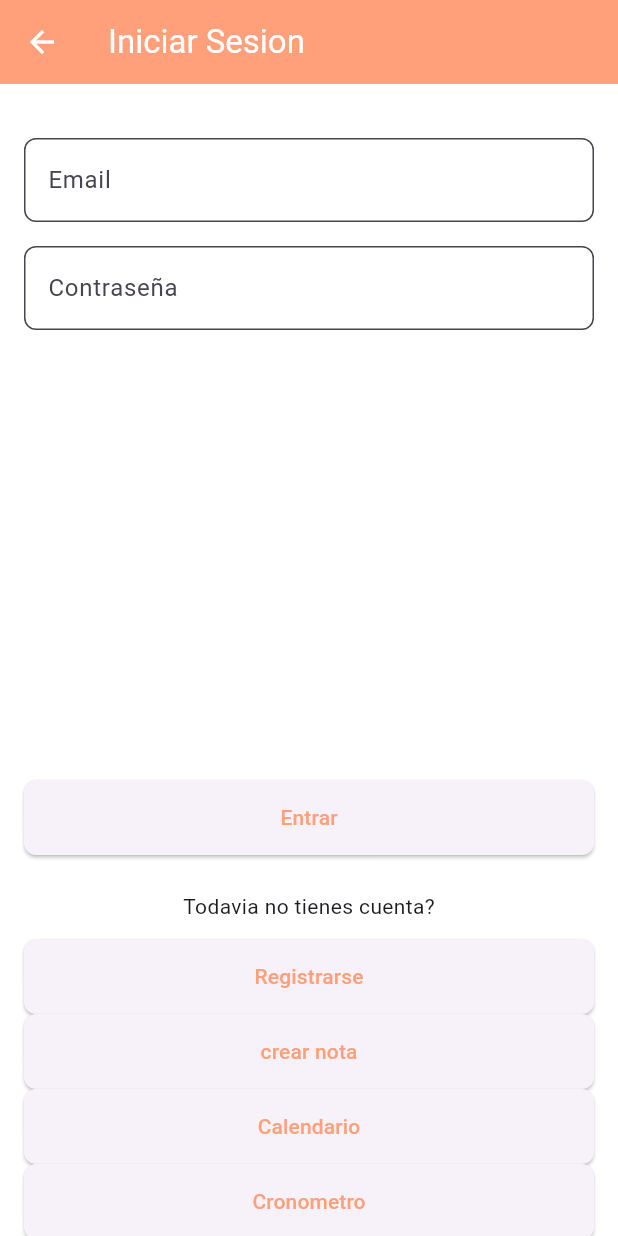
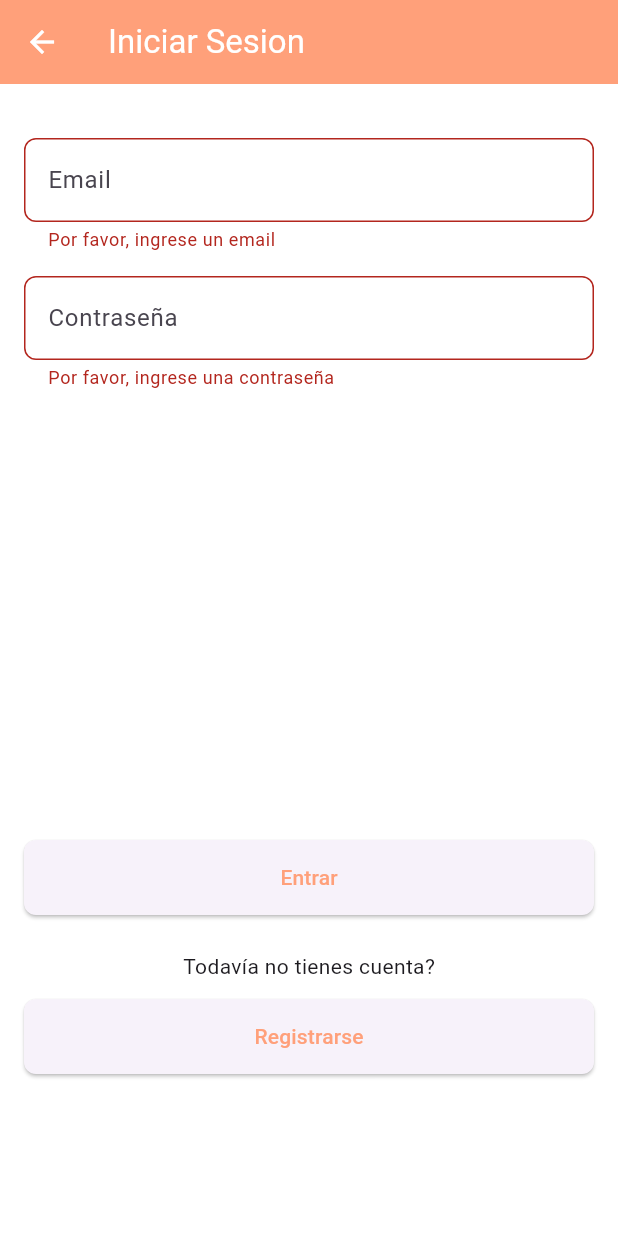
Before and after one commit to EdgarAllan07/fit-plan, a Flutter app: the screen it shows after launch, after a tap on "Entrar", on a phone screen of 412 x 824 dp. Run offline on Flutter 3.47's test engine with Material 3 defaults, Android fonts, the phone set to English and light mode, and no system bars; our stand-ins replace firebase_auth, firebase_core, fluttertoast, google_nav_bar, table_calendar; accounts and stored records are empty.

Commit message:
Agregando login y registro funcional

```diff
--- a/lib/main.dart
+++ b/lib/main.dart
@@ -1,8 +1,11 @@
 import 'package:flutter/material.dart';
+import 'package:firebase_core/firebase_core.dart';
 import 'paginas/Notas/CrearNotaScreen.dart';
 import 'paginas/login.dart';
 
-void main() {
+void main() async {
+  WidgetsFlutterBinding.ensureInitialized();
+  await Firebase.initializeApp();
   runApp(MyApp());
 }
 
@@ -10,12 +13,12 @@ class MyApp extends StatelessWidget {
   @override
   Widget build(BuildContext context) {
     return MaterialApp(
-     debugShowCheckedModeBanner: false,
+      debugShowCheckedModeBanner: false,
       title: 'Flutter Demo',
       theme: ThemeData(
         primarySwatch: Colors.blue,
       ),
-      home:Login(),
+      home: Login(),
     );
   }
 }
--- a/lib/paginas/login.dart
+++ b/lib/paginas/login.dart
@@ -1,10 +1,18 @@
 import 'package:fit_plan_proyecto/paginas/Notas/ListaNotasScreen.dart';
 import 'package:fit_plan_proyecto/paginas/registro.dart';
 import 'package:fit_plan_proyecto/paginas/Cronometro/Cronometro.dart';
+import 'package:fit_plan_proyecto/utils/auth.dart';
 import 'package:flutter/material.dart';
 import 'package:fit_plan_proyecto/paginas/Calendario/Calendario.dart';
+import 'package:fit_plan_proyecto/utils/toast_msj.dart';
+import 'menu.dart';
 
 class Login extends StatelessWidget {
+  final _formKey = GlobalKey<FormState>();
+  final AuthService _auth = AuthService();
+  final TextEditingController _emailController = TextEditingController();
+  final TextEditingController _passwordController = TextEditingController();
+
   @override
   Widget build(BuildContext context) {
     return Scaffold(
@@ -21,10 +29,13 @@ class Login extends StatelessWidget {
         color: Color.fromARGB(255, 255, 255, 255),
         child: Padding(
           padding: EdgeInsets.all(16.0),
+          child: Form(
+            key: _formKey,
             child: Column(
               children: [
                 SizedBox(height: 20),
-              TextField(
+                TextFormField(
+                  controller: _emailController,
                   decoration: InputDecoration(
                     filled: true,
                     fillColor: Colors.white,
@@ -32,12 +43,20 @@ class Login extends StatelessWidget {
                     border: OutlineInputBorder(
                       borderRadius: BorderRadius.circular(8),
                       borderSide: BorderSide(
-                        width: 16.0, color: const Color.fromARGB(255, 0, 0, 0)),
+                        width: 16.0, color: const Color.fromARGB(255, 0, 0, 0),
                       ),
                     ),
                   ),
+                  validator: (value) {
+                    if (value == null || value.isEmpty) {
+                      return 'Por favor, ingrese un email';
+                    }
+                    return null;
+                  },
+                ),
                 SizedBox(height: 16),
-              TextField(
+                TextFormField(
+                  controller: _passwordController,
                   decoration: InputDecoration(
                     filled: true,
                     fillColor: Colors.white,
@@ -45,49 +64,54 @@ class Login extends StatelessWidget {
                     border: OutlineInputBorder(
                       borderRadius: BorderRadius.circular(8),
                       borderSide: BorderSide(
-                        width: 16.0, color: const Color.fromARGB(255, 0, 0, 0)),
+                        width: 16.0, color: const Color.fromARGB(255, 0, 0, 0),
+                      ),
                     ),
                   ),
                   obscureText: true,
+                  validator: (value) {
+                    if (value == null || value.isEmpty) {
+                      return 'Por favor, ingrese una contraseña';
+                    }
+                    return null;
+                  },
                 ),
                 SizedBox(height: 300),
                 ElevatedButton(
-                child:
-                    Text('Entrar', style: TextStyle(color: Color(0xFFFFA07A))),
+                  child: Text('Entrar', style: TextStyle(color: Color(0xFFFFA07A))),
                   style: ElevatedButton.styleFrom(
                     minimumSize: Size(double.infinity, 50),
                     shape: RoundedRectangleBorder(
                       borderRadius: BorderRadius.circular(8),
                     ),
                   ),
-                onPressed: () {
-                  // Handle registration logic
+                  onPressed: () async {
+                    // Manejo de la lógica de inicio de sesión
+                    if (_formKey.currentState?.validate() == true) {
+                      String correo = _emailController.text;
+                      String pass = _passwordController.text;
+
+                      var resultado = await _auth.iniciarSesion(correo, pass);
+                      if (resultado == 1) {
+                        ToastUtils.mostrarMensajeError('El correo y la contraseña son incorrectos');
+                      } else if (resultado == 2) {
+                        ToastUtils.mostrarMensajeError("El correo y la contraseña son incorrectos");
+                      } else if (resultado != null) {
+                        Navigator.push(
+                          context,
+                          MaterialPageRoute(builder: (context) => Menu())
+                        );
+                      }
+                    } else {
+                      print('Formulario inválido');
+                    }
                   },
                 ),
                 SizedBox(height: 24),
-              Text(
-                  overflow: TextOverflow.ellipsis, 'Todavia no tienes cuenta?'),
+                Text('Todavía no tienes cuenta?', overflow: TextOverflow.ellipsis),
                 SizedBox(height: 12),
                 ElevatedButton(
-                child: Text('Registrarse',
-                    style: TextStyle(color: Color(0xFFFFA07A))),
-                style: ElevatedButton.styleFrom(
-                  minimumSize: Size(double.infinity, 50),
-                  shape: RoundedRectangleBorder(
-                    borderRadius: BorderRadius.circular(8),
-                  ),
-                ), // cod que nos enviara a la interface de registro
-                onPressed: () {
-                  Navigator.push(
-                      context,
-                      MaterialPageRoute(
-                          builder: (context) =>
-                              Registro())); // registro, nombre de interface de registro :/
-                },
-              ), // este boton para prueba que llega a la pantalla de crear una nota
-              ElevatedButton(
-                child: Text('crear nota',
-                    style: TextStyle(color: Color(0xFFFFA07A))),
+                  child: Text('Registrarse', style: TextStyle(color: Color(0xFFFFA07A))),
                   style: ElevatedButton.styleFrom(
                     minimumSize: Size(double.infinity, 50),
                     shape: RoundedRectangleBorder(
@@ -97,46 +121,12 @@ class Login extends StatelessWidget {
                   onPressed: () {
                     Navigator.push(
                       context,
-                      MaterialPageRoute(
-                          builder: (context) =>
-                              ListaNotasScreen())); // Handle registration logic
+                      MaterialPageRoute(builder: (context) => Registro())
+                    );
                   },
                 ),
-              ElevatedButton(
-                child: Text('Calendario',
-                    style: TextStyle(color: Color(0xFFFFA07A))),
-                style: ElevatedButton.styleFrom(
-                  minimumSize: Size(double.infinity, 50),
-                  shape: RoundedRectangleBorder(
-                    borderRadius: BorderRadius.circular(8),
+              ],
             ),
-                ),
-                onPressed: () {
-                  Navigator.push(
-                      context,
-                      MaterialPageRoute(
-                          builder: (context) =>
-                              Calendario())); // Handle registration logic
-                },
-              ),
-              ElevatedButton(
-                child: Text('Cronometro',
-                    style: TextStyle(color: Color(0xFFFFA07A))),
-                style: ElevatedButton.styleFrom(
-                  minimumSize: Size(double.infinity, 50),
-                  shape: RoundedRectangleBorder(
-                    borderRadius: BorderRadius.circular(8),
-                  ),
-                ),
-                onPressed: () {
-                  Navigator.push(
-                      context,
-                      MaterialPageRoute(
-                          builder: (context) =>
-                              Cronometro())); // Handle registration logic
-                },
-              )//fin del boton de prueba
-            ],
           ),
         ),
       ),
--- a/pubspec.yaml
+++ b/pubspec.yaml
@@ -12,6 +12,8 @@ dependencies:
   table_calendar: ^3.0.8
   google_nav_bar: ^5.0.0
   firebase_core: ^3.6.0
+  firebase_auth: ^5.3.1
+  fluttertoast: ^8.2.8
 
 dev_dependencies:
   flutter_test:
```
Also changed, not shown: lib/paginas/menu.dart (+45 -10 lines), lib/paginas/registro.dart (+69 -12 lines), lib/utils/auth.dart (added, +64 -0 lines), lib/utils/toast_msj.dart (added, +17 -0 lines), pubspec.lock, 4 other files. Lines whose indentation alone changed are shown as unchanged.
